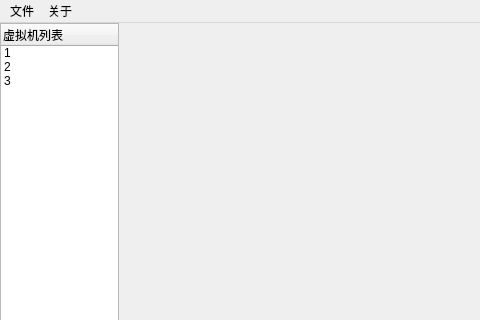
Qt form view/vmGui.ui (sqq0216/vmSystem) before a commit; both pictures show x 0 to 480 and y 0 to 320 of the 713 by 574 pixel window.
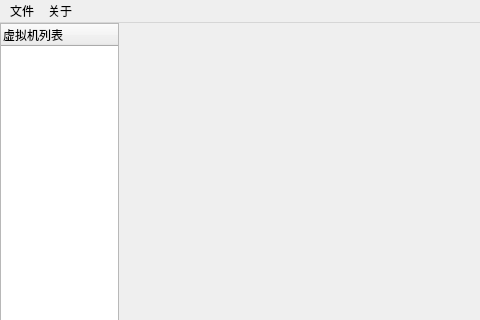
The same form after that commit.

```diff
--- a/view/vmGui.ui
+++ b/view/vmGui.ui
@@ -61,31 +61,6 @@
         <string>虚拟机列表</string>
        </property>
       </column>
-      <item>
-       <property name="text">
-        <string>1</string>
-       </property>
-      </item>
-      <item>
-       <property name="text">
-        <string>2</string>
-       </property>
-      </item>
-      <item>
-       <property name="text">
-        <string>3</string>
-       </property>
-       <item>
-        <property name="text">
-         <string>4</string>
-        </property>
-        <item>
-         <property name="text">
-          <string>555555</string>
-         </property>
-        </item>
-       </item>
-      </item>
      </widget>
     </item>
     <item>
```
Left out of the diff: 4 changed lines with no effect on the pictures.
